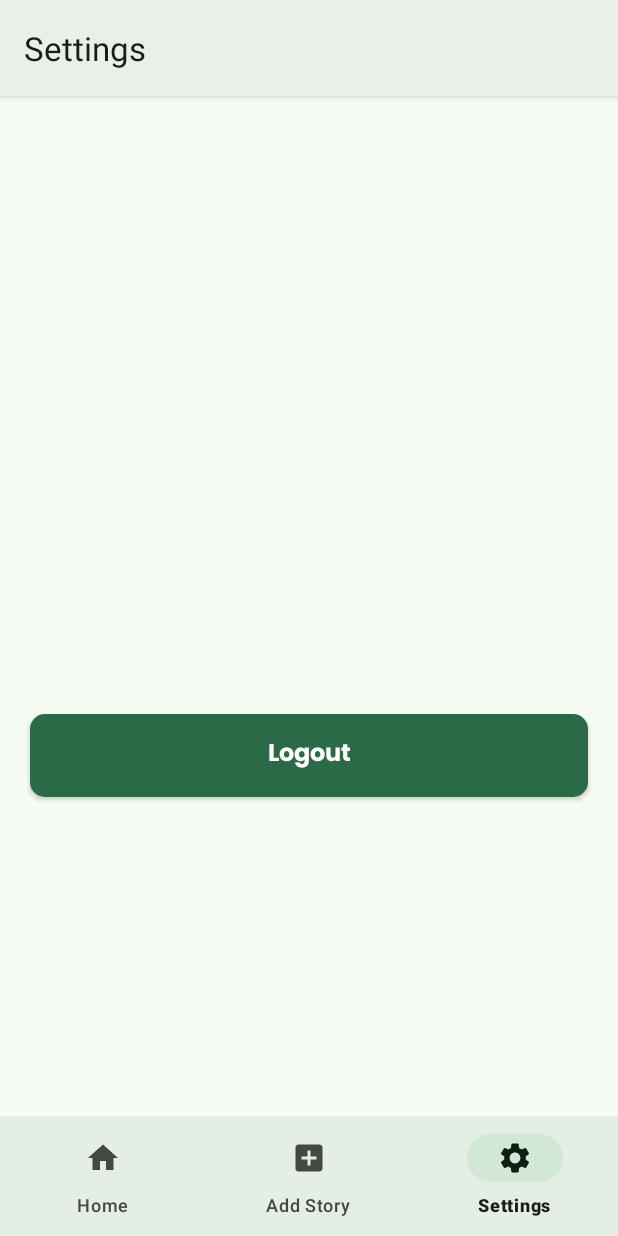
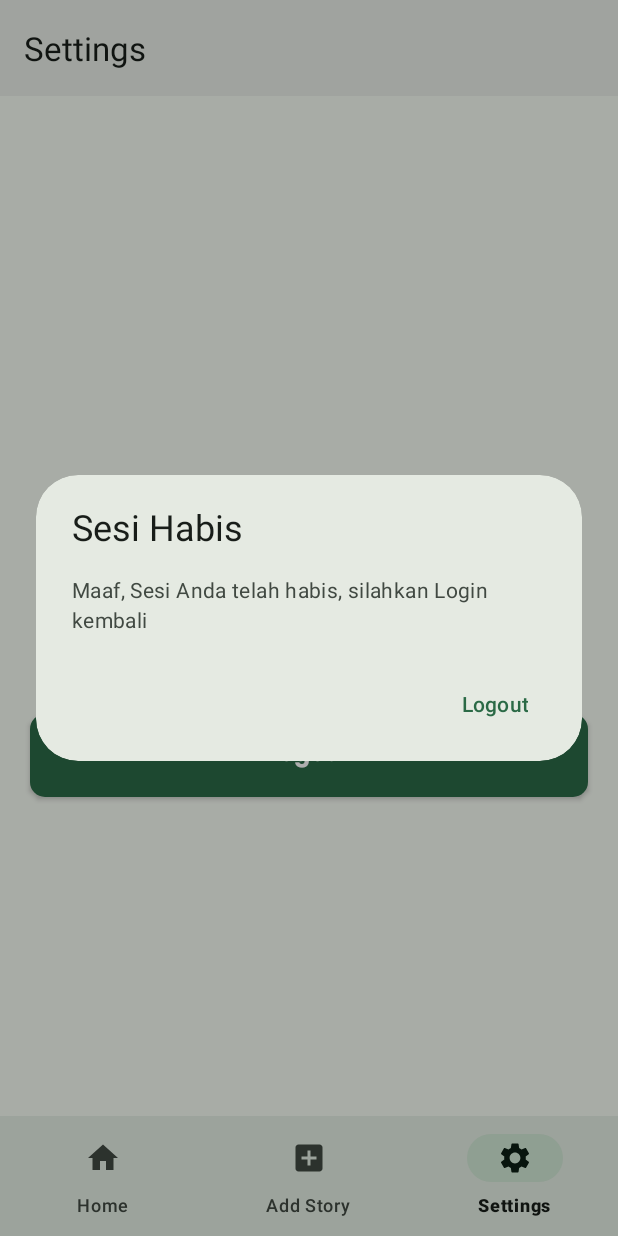
Before and after one commit to notsatria/story-app-kotlin, an Android app: the SettingsFragment screen opened through its navigation route, on a phone screen of 412 x 824 dp. Run offline under Robolectric (Android 15) with nearby library versions, the phone set to English and light mode, and no system bars; our stand-ins replace navigation-ui; libraries missing offline, so code that uses them is left out: com.xwray.groupie; 2 statements that could not run were skipped.

Commit message:
feat: implement getDetailStory

```diff
--- a/app/src/main/java/com/notsatria/storyapp/data/remote/retrofit/ApiService.kt
+++ b/app/src/main/java/com/notsatria/storyapp/data/remote/retrofit/ApiService.kt
@@ -1,14 +1,15 @@
 package com.notsatria.storyapp.data.remote.retrofit
 
+import com.notsatria.storyapp.data.remote.response.DetailStoryResponse
 import com.notsatria.storyapp.data.remote.response.FetchStoriesResponse
+import com.notsatria.storyapp.data.remote.response.LoginResponse
 import com.notsatria.storyapp.data.remote.response.RegisterResponse
-import com.notsatria.storyapp.data.remote.response.LoginResponse
-import retrofit2.Call
 import retrofit2.http.Field
 import retrofit2.http.FormUrlEncoded
 import retrofit2.http.GET
 import retrofit2.http.Header
 import retrofit2.http.POST
+import retrofit2.http.Path
 
 interface ApiService {
     @FormUrlEncoded
@@ -30,4 +31,10 @@ interface ApiService {
     suspend fun fetchAllStories(
         @Header("Authorization") token: String
     ): FetchStoriesResponse
+
+    @GET("stories/{id}")
+    suspend fun getDetailStory(
+        @Header("Authorization") token: String,
+        @Path("id") id: String
+    ): DetailStoryResponse
 }
--- a/app/src/main/java/com/notsatria/storyapp/data/repository/StoryRepository.kt
+++ b/app/src/main/java/com/notsatria/storyapp/data/repository/StoryRepository.kt
@@ -1,13 +1,17 @@
 package com.notsatria.storyapp.data.repository
 
+import com.notsatria.storyapp.data.remote.response.DetailStoryResponse
 import com.notsatria.storyapp.data.remote.response.FetchStoriesResponse
 import com.notsatria.storyapp.data.remote.retrofit.ApiService
 
 class StoryRepository private constructor(private val apiService: ApiService) {
-    private val TAG = "StoryRepository"
 
     suspend fun fetchAllStories(token: String): FetchStoriesResponse {
         return apiService.fetchAllStories("Bearer $token")
+    }
+
+    suspend fun getStoryDetail(token: String, id: String): DetailStoryResponse {
+        return apiService.getDetailStory("Bearer $token", id)
     }
 
     companion object {
--- a/app/src/main/java/com/notsatria/storyapp/ui/main/ui/addstory/AddStoryFragment.kt
+++ b/app/src/main/java/com/notsatria/storyapp/ui/main/ui/addstory/AddStoryFragment.kt
@@ -29,6 +29,12 @@ class AddStoryFragment : Fragment() {
         _binding = FragmentAddStoryBinding.inflate(inflater, container, false)
         val root: View = binding.root
 
+        (activity as MainActivity).supportActionBar.apply {
+            this?.title = "Add Story"
+            this?.elevation = 0f
+            this?.isHideOnContentScrollEnabled = true
+        }
+
         return root
     }
 
--- a/app/src/main/java/com/notsatria/storyapp/ui/main/ui/home/HomeFragment.kt
+++ b/app/src/main/java/com/notsatria/storyapp/ui/main/ui/home/HomeFragment.kt
@@ -11,6 +11,7 @@ import androidx.fragment.app.Fragment
 import androidx.lifecycle.ViewModelProvider
 import androidx.recyclerview.widget.LinearLayoutManager
 import com.google.android.material.dialog.MaterialAlertDialogBuilder
+import com.notsatria.storyapp.R
 import com.notsatria.storyapp.data.Result
 import com.notsatria.storyapp.databinding.FragmentHomeBinding
 import com.notsatria.storyapp.ui.adapter.StoryItemAdapter
@@ -42,6 +43,12 @@ class HomeFragment : Fragment() {
         _binding = FragmentHomeBinding.inflate(inflater, container, false)
         val root: View = binding.root
 
+        (activity as MainActivity).supportActionBar.apply {
+            this?.title = "Stories"
+            this?.elevation = 0f
+            this?.isHideOnContentScrollEnabled = true
+        }
+
         homeViewModel.getToken().observe(viewLifecycleOwner) { token ->
             homeViewModel.fetchAllStories(token).observe(viewLifecycleOwner) { result ->
                 if (result != null) {
@@ -57,8 +64,8 @@ class HomeFragment : Fragment() {
 
                         is Result.Error -> showDialog(
                             requireContext(),
-                            "Sesi Habis",
-                            "Maaf, Sesi Anda telah habis, silahkan Login kembali"
+                            getString(R.string.session_expired_title),
+                            getString(R.string.session_expired_message)
                         )
 
                         else -> showLoading(false)
@@ -83,7 +90,7 @@ class HomeFragment : Fragment() {
         MaterialAlertDialogBuilder(context)
             .setTitle(title)
             .setMessage(message)
-            .setPositiveButton("OK") { _, _ ->
+            .setPositiveButton("Logout") { _, _ ->
                 destroyActivity(LoginActivity())
                 homeViewModel.clearAllSession()
             }
--- a/app/src/main/java/com/notsatria/storyapp/ui/main/ui/settings/SettingsFragment.kt
+++ b/app/src/main/java/com/notsatria/storyapp/ui/main/ui/settings/SettingsFragment.kt
@@ -30,6 +30,12 @@ class SettingsFragment : Fragment() {
         _binding = FragmentSettingsBinding.inflate(inflater, container, false)
         val root: View = binding.root
 
+        (activity as MainActivity).supportActionBar.apply {
+            this?.title = "Settings"
+            this?.elevation = 0f
+            this?.isHideOnContentScrollEnabled = true
+        }
+
         return root
     }
 
--- a/app/src/main/res/values/strings.xml
+++ b/app/src/main/res/values/strings.xml
@@ -35,4 +35,7 @@
     <string name="description_is_required">Deskripsi wajib diisi</string>
     <string name="logout">Logout</string>
     <string name="field_couldnt_be_empty">Field tidak boleh kosong</string>
+    <string name="something_went_wrong">Terjadi Kesalahan</string>
+    <string name="session_expired_message">Maaf, Sesi Anda telah habis, silahkan Login kembali</string>
+    <string name="session_expired_title">Sesi Habis</string>
 </resources>
```
Also changed, not shown: app/src/main/java/com/notsatria/storyapp/data/remote/response/DetailStoryResponse.kt (added, +39 -0 lines), app/src/main/java/com/notsatria/storyapp/ui/main/ui/home/DetailStoryFragment.kt (+18 -44 lines), app/src/main/java/com/notsatria/storyapp/ui/main/ui/home/DetailStoryViewModel.kt (added, +58 -0 lines), app/src/main/res/layout/fragment_home.xml (+33 -2 lines), app/src/main/res/drawable/error.png (added).
